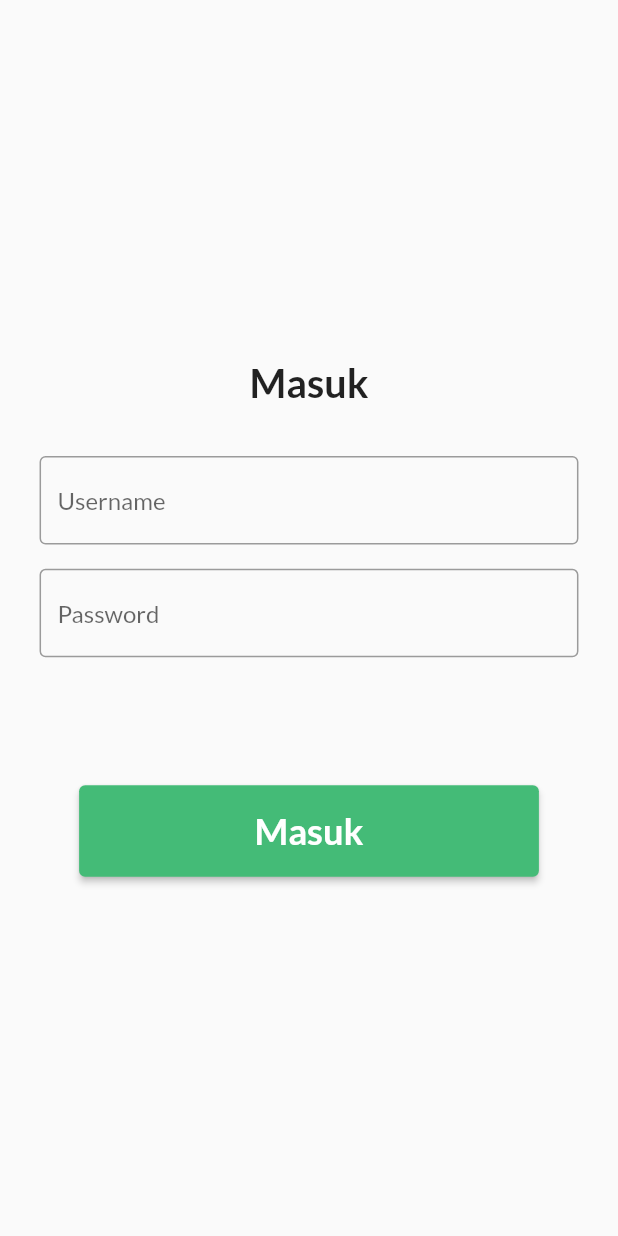
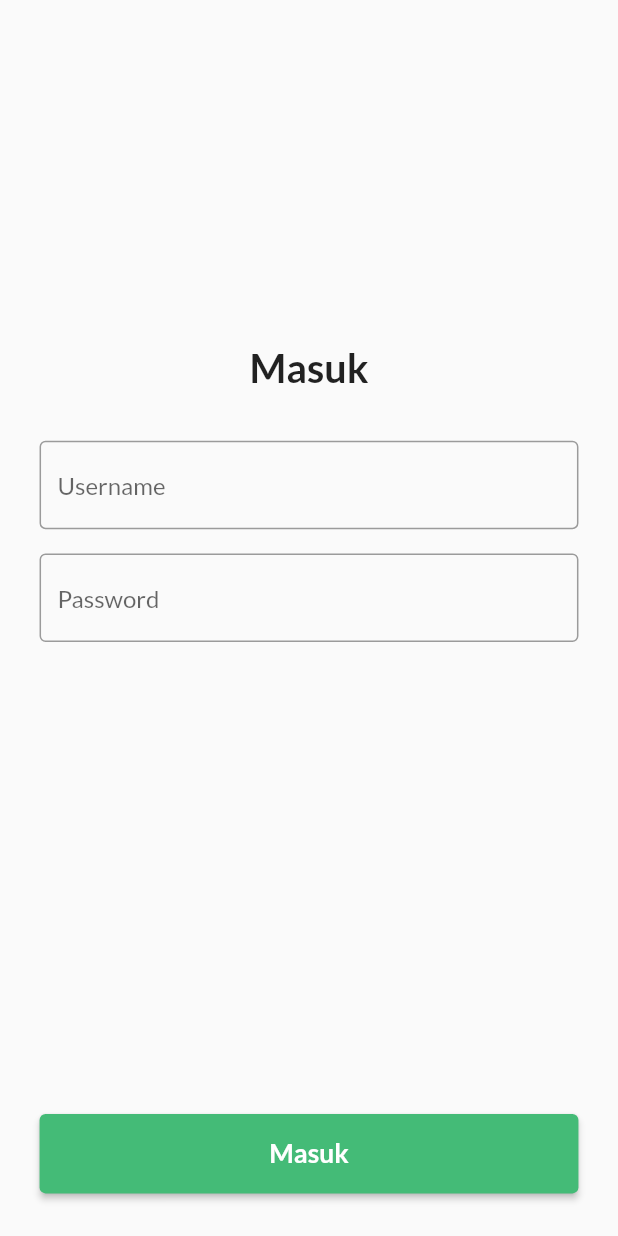
Before and after one commit to rehanarroihan/granuls-mobile, a Flutter app: the screen it shows after launch, after a tap on "Masuk", on a phone screen of 412 x 824 dp. Run offline on Flutter 3.47's test engine with Material 2 defaults, Android fonts, the light colour scheme and no system bars; our stand-ins replace bloc, dio, equatable, flutter_bloc, flutter_screenutil, fluttertoast and 2 more.

Commit message:
login integration

```diff
--- a/lib/cubit/auth/auth_state.dart
+++ b/lib/cubit/auth/auth_state.dart
@@ -2,9 +2,24 @@ part of 'auth_cubit.dart';
 
 abstract class AuthState extends Equatable {
   const AuthState();
-}
 
-class AuthInitial extends AuthState {
   @override
   List<Object> get props => [];
 }
+
+class AuthInitial extends AuthState {}
+
+class UserLoginInit extends AuthState {}
+
+class UserLoginSuccessful extends AuthState {
+  final UserModel userData;
+  final String? message;
+
+  const UserLoginSuccessful({this.message, required this.userData});
+}
+
+class UserLoginFailed extends AuthState {
+  final String message;
+
+  const UserLoginFailed({required this.message});
+}
--- a/lib/main.dart
+++ b/lib/main.dart
@@ -7,7 +7,9 @@ void main() async {
   WidgetsFlutterBinding.ensureInitialized();
 
   App.configure(
-      apiBaseURL: UrlConstantHelper.SERVER_ADDRESS, appTitle: 'Granuls');
+    apiBaseURL: UrlConstantHelper.SERVER_ADDRESS,
+    appTitle: 'Granuls'
+  );
 
   await App().init();
 
--- /dev/null
+++ b/lib/models/api_response.dart
@@ -0,0 +1,11 @@
+class ApiResponse<T> {
+  final T? data;
+  final String? message;
+  final bool status;
+
+  ApiResponse({
+    this.data,
+    this.message,
+    required this.status
+  });
+}
--- /dev/null
+++ b/lib/models/user_model.dart
@@ -0,0 +1,44 @@
+class UserModel {
+  String? id;
+  String? username;
+  String? nama;
+  int? nbf;
+  int? exp;
+  int? iat;
+  String? iss;
+  String? aud;
+
+  UserModel(
+      {this.id,
+        this.username,
+        this.nama,
+        this.nbf,
+        this.exp,
+        this.iat,
+        this.iss,
+        this.aud});
+
+  UserModel.fromJson(Map<String, dynamic> json) {
+    id = json['Id'];
+    username = json['username'];
+    nama = json['nama'];
+    nbf = json['nbf'];
+    exp = json['exp'];
+    iat = json['iat'];
+    iss = json['iss'];
+    aud = json['aud'];
+  }
+
+  Map<String, dynamic> toJson() {
+    final Map<String, dynamic> data = new Map<String, dynamic>();
+    data['Id'] = this.id;
+    data['username'] = this.username;
+    data['nama'] = this.nama;
+    data['nbf'] = this.nbf;
+    data['exp'] = this.exp;
+    data['iat'] = this.iat;
+    data['iss'] = this.iss;
+    data['aud'] = this.aud;
+    return data;
+  }
+}
--- a/lib/ui/pages/auth/login_page.dart
+++ b/lib/ui/pages/auth/login_page.dart
@@ -1,6 +1,10 @@
 import 'package:flutter/material.dart';
+import 'package:flutter_bloc/flutter_bloc.dart';
 import 'package:flutter_screenutil/flutter_screenutil.dart';
+import 'package:granuls/cubit/auth/auth_cubit.dart';
 import 'package:granuls/ui/pages/main/main_menu_page.dart';
+import 'package:granuls/ui/widgets/modules/loading_dialog.dart';
+import 'package:granuls/utils/show_flutter_toast.dart';
 
 class LoginPage extends StatefulWidget {
   const LoginPage({super.key});
@@ -10,8 +14,42 @@ class LoginPage extends StatefulWidget {
 }
 
 class _LoginPageState extends State<LoginPage> {
+  late AuthCubit _authCubit;
+
+  final TextEditingController _usernameController = TextEditingController();
+  TextEditingController _passwordController = TextEditingController();
+
+  @override
+  void initState() {
+    super.initState();
+
+    _authCubit = BlocProvider.of<AuthCubit>(context);
+  }
+
   @override
   Widget build(BuildContext context) {
+
+    return BlocListener(
+      bloc: _authCubit,
+      listener: (context, state) {
+        if (state is UserLoginInit) {
+          LoadingDialog(
+            title: 'Login',
+            description: 'Mengautentikasi...'
+          ).show(context);
+        } else if (state is UserLoginSuccessful) {
+          Navigator.pop(context);
+          Navigator.pushReplacement(context, MaterialPageRoute(
+            builder: (context) => MainMenuPage()
+          ));
+        } else if (state is UserLoginFailed) {
+          Navigator.pop(context);
+          showFlutterToast(state.message);
+        }
+      },
+      child: BlocBuilder(
+        bloc: _authCubit,
+        builder: (context, state) {
           return Scaffold(
             body: Container(
               padding: EdgeInsets.symmetric(horizontal: 24.w),
@@ -28,43 +66,59 @@ class _LoginPageState extends State<LoginPage> {
                     ),
                   ),
                   SizedBox(height: 32.h),
-            TextField(
-              decoration: InputDecoration(
+                  TextFormField(
+                    controller: _usernameController,
+                    decoration: const InputDecoration(
                       border: OutlineInputBorder(),
                       hintText: 'Username',
                     ),
                   ),
                   SizedBox(height: 16.h),
-            TextField(
-              decoration: InputDecoration(
+                  TextFormField(
+                    controller: _passwordController,
+                    decoration: const InputDecoration(
                       border: OutlineInputBorder(),
                       hintText: 'Password',
                     ),
                   ),
                   SizedBox(height: 84.h),
-            Container(
+
+                ],
+              ),
+            ),
+            bottomNavigationBar: Container(
               width: double.infinity,
-              padding: EdgeInsets.symmetric(horizontal: 24.w),
+              padding: EdgeInsets.only(
+                right: 24.w,
+                left: 24.w,
+                bottom: MediaQuery.of(context).viewInsets.bottom
+              ),
+              margin: EdgeInsets.only(bottom: 28.h),
               child: ElevatedButton(
                 onPressed: () {
-                    Navigator.push(
-                        context,
-                        MaterialPageRoute(
-                            builder: (context) => MainMenuPage()));
+                  String username = _usernameController.text;
+                  String password = _passwordController.text;
+
+                  if (username.isNotEmpty && password.isNotEmpty) {
+                    _authCubit.loginUser(username, password);
+                  }
                 },
                 style: ElevatedButton.styleFrom(
-                    padding: EdgeInsets.symmetric(vertical: 16),
+                  padding: const EdgeInsets.symmetric(vertical: 16),
                   tapTargetSize: MaterialTapTargetSize.shrinkWrap,
                 ),
                 child: Text(
                   'Masuk',
-                    style:
-                        TextStyle(fontSize: 22.sp, fontWeight: FontWeight.w600),
-                  )),
+                  style: TextStyle(
+                    fontSize: 16.sp,
+                    fontWeight: FontWeight.w600
                   ),
-          ],
+                )
               ),
             ),
           );
         }
+      ),
+    );
   }
+}
--- a/lib/ui/pages/device/device_manager_screen.dart
+++ b/lib/ui/pages/device/device_manager_screen.dart
@@ -139,10 +139,7 @@ class _DeviceManagerScreenState extends State<DeviceManagerScreen> {
           builder: (context, StateSetter stateSetter) {
             return Container(
               padding: EdgeInsets.only(
-                    bottom: MediaQuery
-                        .of(context)
-                        .viewInsets
-                        .bottom
+                bottom: MediaQuery.of(context).viewInsets.bottom
               ),
               decoration: const BoxDecoration(
                 borderRadius: BorderRadius.only(
--- a/lib/ui/pages/splash_page.dart
+++ b/lib/ui/pages/splash_page.dart
@@ -62,7 +62,12 @@ class _SplashPageState extends State<SplashPage> {
             ),
             Container(
               width: double.infinity,
-              padding: EdgeInsets.symmetric(horizontal: 60.w),
+              padding: EdgeInsets.only(
+                right: 24.w,
+                left: 24.w,
+                bottom: MediaQuery.of(context).viewInsets.bottom
+              ),
+              margin: EdgeInsets.only(bottom: 28.h),
               child: ElevatedButton(
                 onPressed: () {
                   Navigator.push(context, MaterialPageRoute(
@@ -70,13 +75,13 @@ class _SplashPageState extends State<SplashPage> {
                   ));
                 },
                 style: ElevatedButton.styleFrom(
-                  padding: EdgeInsets.symmetric(vertical: 16),
+                  padding: const EdgeInsets.symmetric(vertical: 16),
                   tapTargetSize: MaterialTapTargetSize.shrinkWrap,
                 ),
                 child: Text(
                   'Masuk',
                   style: TextStyle(
-                    fontSize: 22.sp,
+                    fontSize: 16.sp,
                     fontWeight: FontWeight.w600
                   ),
                 )
--- a/lib/utils/constant_helper.dart
+++ b/lib/utils/constant_helper.dart
@@ -2,6 +2,6 @@ class ConstantHelper {
   static const String PREFS_TOKEN_KEY = 'PREFS_TOKEN_KEY';
   static const String PREFS_IS_USER_LOGGED_IN = 'PREFS_IS_USER_LOGGED_IN';
   static const String PREFS_USER_ID = 'PREFS_USER_ID';
-  static const String PREFS_USER_NAME = 'PREFS_USER_NAME';
-  static const String PREFS_USER_EMAIL = 'PREFS_USER_EMAIL';
+  static const String PREFS_USERNAME = 'PREFS_USERNAME';
+  static const String PREFS_USER_FULL_NAME = 'PREFS_USER_FULL_NAME';
 }
--- a/lib/utils/url_constant_halper.dart
+++ b/lib/utils/url_constant_halper.dart
@@ -1,5 +1,6 @@
 class UrlConstantHelper {
-  static const String SERVER_ADDRESS = "https://dpcs.pupuk-indonesia.com/granuls/";
+  static const String SERVER_ADDRESS = "https://dpcs.pupuk-indonesia.com/granuls/api/";
 
-  static const String POST_AUTH_LOGIN = "login";
+  static const String POST_AUTH_LOGIN = "User/login";
+  static const String GET_USER_DETAIL = "User/detail";
 }
--- a/pubspec.yaml
+++ b/pubspec.yaml
@@ -11,7 +11,8 @@ dependencies:
   flutter:
     sdk: flutter
   cupertino_icons: ^1.0.5
-  flutter_bloc: ^8.0.0
+  flutter_bloc: ^8.1.1
+  fluttertoast: ^8.1.1
   dio: ^4.0.6
   shared_preferences: ^2.0.15
   cached_network_image: ^3.2.2
```
Also changed, not shown: lib/app.dart (+4 -4 lines), lib/cubit/auth/auth_cubit.dart (+33 -0 lines), lib/main_menu_model.dart (deleted, +0 -8 lines), lib/models/main_menu_model.dart (added, +11 -0 lines), lib/services/auth_service.dart (added, +74 -0 lines), lib/ui/pages/auth/register_page.dart (+18 -8 lines), lib/ui/pages/main/main_menu_page.dart (+12 -5 lines), lib/ui/widgets/modules/loading_dialog.dart (added, +67 -0 lines), lib/utils/show_flutter_toast.dart (added, +12 -0 lines), pubspec.lock. Lines whose indentation alone changed are shown as unchanged.
